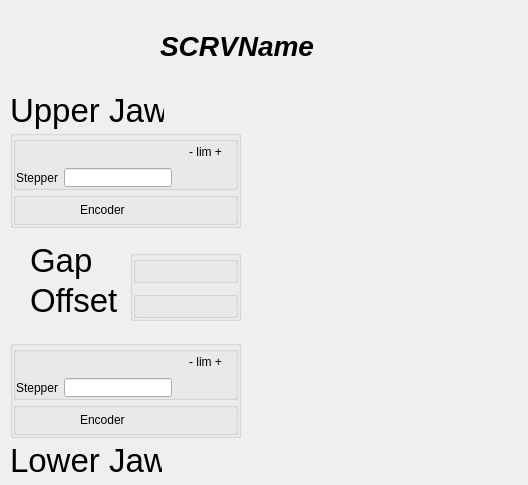
Qt form ui/SCRV.ui (mrosanes/LTBScrapersGUI) before a commit.
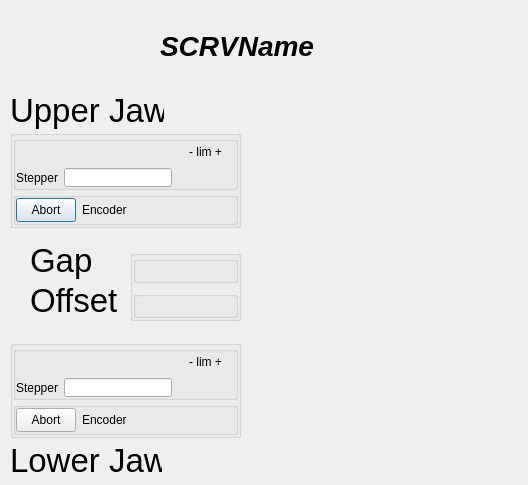
The same form after that commit. Icons and pictures are not drawn. Custom widgets are drawn as their Qt base class.

Commit message: added Abort button using PyTango.DeviceProxy BY NOW

What changed in the file:
```diff
--- a/ui/SCRV.ui
+++ b/ui/SCRV.ui
@@ -318,17 +318,17 @@
        <item row="0" column="0" >
         <layout class="QHBoxLayout" >
          <item>
-          <spacer>
-           <property name="orientation" >
-            <enum>Qt::Horizontal</enum>
-           </property>
-           <property name="sizeHint" >
+          <widget class="QPushButton" name="upperAbort" >
+           <property name="maximumSize" >
             <size>
-             <width>40</width>
-             <height>20</height>
+             <width>60</width>
+             <height>25</height>
             </size>
            </property>
-          </spacer>
+           <property name="text" >
+            <string>Abort</string>
+           </property>
+          </widget>
          </item>
          <item>
           <widget class="QLabel" name="upperEncLabel" >
@@ -780,17 +780,17 @@
        <item row="0" column="0" >
         <layout class="QHBoxLayout" >
          <item>
-          <spacer>
-           <property name="orientation" >
-            <enum>Qt::Horizontal</enum>
-           </property>
-           <property name="sizeHint" >
+          <widget class="QPushButton" name="lowerAbort" >
+           <property name="maximumSize" >
             <size>
-             <width>40</width>
-             <height>20</height>
+             <width>60</width>
+             <height>25</height>
             </size>
            </property>
-          </spacer>
+           <property name="text" >
+            <string>Abort</string>
+           </property>
+          </widget>
          </item>
          <item>
           <widget class="QLabel" name="lowerEncLabel" >
```
The commit also changes 7 other files.
